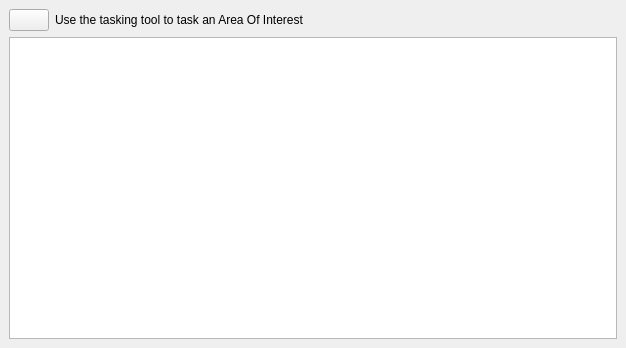
Qt form planet_explorer/ui/pe_tasking_dockwidget.ui (planetlabs/qgis-planet-plugin) before a commit.
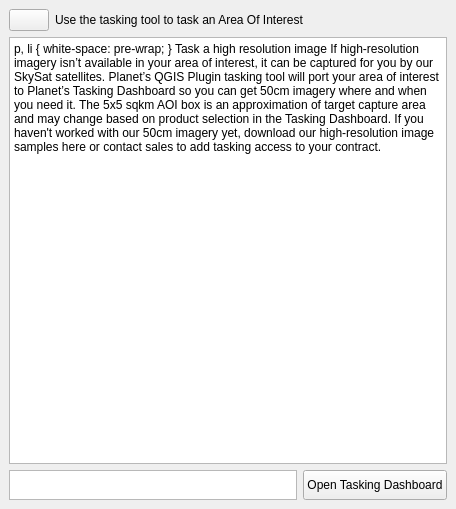
The same form after that commit.

Commit message: updated tasking panel ui file

What changed in the file:
```diff
--- a/planet_explorer/ui/pe_tasking_dockwidget.ui
+++ b/planet_explorer/ui/pe_tasking_dockwidget.ui
@@ -6,8 +6,8 @@
    <rect>
     <x>0</x>
     <y>0</y>
-    <width>626</width>
-    <height>348</height>
+    <width>456</width>
+    <height>509</height>
    </rect>
   </property>
   <property name="windowTitle">
@@ -61,7 +61,68 @@
         </layout>
        </item>
        <item>
-        <widget class="QTextBrowser" name="textBrowser"/>
+        <widget class="QTextBrowser" name="textBrowserInfo">
+         <property name="minimumSize">
+          <size>
+           <width>0</width>
+           <height>400</height>
+          </size>
+         </property>
+         <property name="html">
+          <string>&lt;!DOCTYPE HTML PUBLIC &quot;-//W3C//DTD HTML 4.0//EN&quot; &quot;http://www.w3.org/TR/REC-html40/strict.dtd&quot;&gt;
+&lt;html&gt;&lt;head&gt;&lt;meta name=&quot;qrichtext&quot; content=&quot;1&quot; /&gt;&lt;style type=&quot;text/css&quot;&gt;
+p, li { white-space: pre-wrap; }
+&lt;/style&gt;&lt;/head&gt;&lt;body style=&quot; font-family:'MS Shell Dlg 2'; font-size:8.25pt; font-weight:400; font-style:normal;&quot;&gt;
+&lt;p style=&quot; margin-top:0px; margin-bottom:0px; margin-left:0px; margin-right:0px; -qt-block-indent:0; text-indent:0px;&quot;&gt;&lt;span style=&quot; font-size:12pt;&quot;&gt;Task a high resolution image&lt;/span&gt;&lt;/p&gt;
+&lt;p style=&quot;-qt-paragraph-type:empty; margin-top:0px; margin-bottom:0px; margin-left:0px; margin-right:0px; -qt-block-indent:0; text-indent:0px; font-size:8pt;&quot;&gt;&lt;br /&gt;&lt;/p&gt;
+&lt;p style=&quot; margin-top:0px; margin-bottom:0px; margin-left:0px; margin-right:0px; -qt-block-indent:0; text-indent:0px;&quot;&gt;&lt;span style=&quot; font-size:8pt;&quot;&gt;If high-resolution imagery isn’t available in your area of interest, it can be captured for you by our SkySat satellites. &lt;/span&gt;&lt;/p&gt;
+&lt;p style=&quot;-qt-paragraph-type:empty; margin-top:0px; margin-bottom:0px; margin-left:0px; margin-right:0px; -qt-block-indent:0; text-indent:0px; font-size:8pt;&quot;&gt;&lt;br /&gt;&lt;/p&gt;
+&lt;p style=&quot; margin-top:0px; margin-bottom:0px; margin-left:0px; margin-right:0px; -qt-block-indent:0; text-indent:0px;&quot;&gt;&lt;span style=&quot; font-size:8pt;&quot;&gt;Planet’s QGIS Plugin tasking tool will port your area of interest to Planet’s Tasking Dashboard so you can get 50cm imagery where and when you need it. &lt;/span&gt;&lt;/p&gt;
+&lt;p style=&quot;-qt-paragraph-type:empty; margin-top:0px; margin-bottom:0px; margin-left:0px; margin-right:0px; -qt-block-indent:0; text-indent:0px; font-size:8pt;&quot;&gt;&lt;br /&gt;&lt;/p&gt;
+&lt;p style=&quot; margin-top:0px; margin-bottom:0px; margin-left:0px; margin-right:0px; -qt-block-indent:0; text-indent:0px;&quot;&gt;&lt;span style=&quot; font-size:8pt;&quot;&gt;The 5x5 sqkm AOI box is an approximation of target capture area and may change based on product selection in the Tasking Dashboard. &lt;/span&gt;&lt;/p&gt;
+&lt;p style=&quot;-qt-paragraph-type:empty; margin-top:0px; margin-bottom:0px; margin-left:0px; margin-right:0px; -qt-block-indent:0; text-indent:0px; font-size:8pt;&quot;&gt;&lt;br /&gt;&lt;/p&gt;
+&lt;p style=&quot; margin-top:0px; margin-bottom:0px; margin-left:0px; margin-right:0px; -qt-block-indent:0; text-indent:0px;&quot;&gt;&lt;span style=&quot; font-size:8pt;&quot;&gt;If you haven't worked with our 50cm imagery yet, download our high-resolution image samples &lt;/span&gt;&lt;a href=&quot;https://learn.planet.com/sample-skysat.html?utm_source=defense-and-intelligence&amp;amp;utm_medium=website&amp;amp;utm_campaign=skysat-sample-imagery&amp;amp;utm_content=skysat-sample-imagery&quot;&gt;&lt;span style=&quot; font-size:8pt; text-decoration: underline; color:#0000ff;&quot;&gt;here&lt;/span&gt;&lt;/a&gt;&lt;span style=&quot; font-size:8pt;&quot;&gt; or &lt;/span&gt;&lt;a href=&quot;https://www.planet.com/contact-sales/&quot;&gt;&lt;span style=&quot; font-size:8pt; text-decoration: underline; color:#0000ff;&quot;&gt;contact sales&lt;/span&gt;&lt;/a&gt;&lt;span style=&quot; font-size:8pt;&quot;&gt; to add tasking access to your contract.&lt;/span&gt;&lt;/p&gt;&lt;/body&gt;&lt;/html&gt;</string>
+         </property>
+         <property name="openExternalLinks">
+          <bool>false</bool>
+         </property>
+         <property name="openLinks">
+          <bool>false</bool>
+         </property>
+        </widget>
+       </item>
+       <item>
+        <layout class="QHBoxLayout" name="horizontalLayout">
+         <item>
+          <widget class="QTextBrowser" name="textBrowserPoint">
+           <property name="sizePolicy">
+            <sizepolicy hsizetype="Expanding" vsizetype="Maximum">
+             <horstretch>0</horstretch>
+             <verstretch>0</verstretch>
+            </sizepolicy>
+           </property>
+           <property name="maximumSize">
+            <size>
+             <width>16777215</width>
+             <height>30</height>
+            </size>
+           </property>
+          </widget>
+         </item>
+         <item>
+          <widget class="QPushButton" name="btnOpenDashboard">
+           <property name="sizePolicy">
+            <sizepolicy hsizetype="Minimum" vsizetype="Preferred">
+             <horstretch>0</horstretch>
+             <verstretch>0</verstretch>
+            </sizepolicy>
+           </property>
+           <property name="text">
+            <string>Open Tasking Dashboard</string>
+           </property>
+          </widget>
+         </item>
+        </layout>
        </item>
       </layout>
      </widget>
```
Left out of the diff: 2 changed lines with no effect on the pictures.
